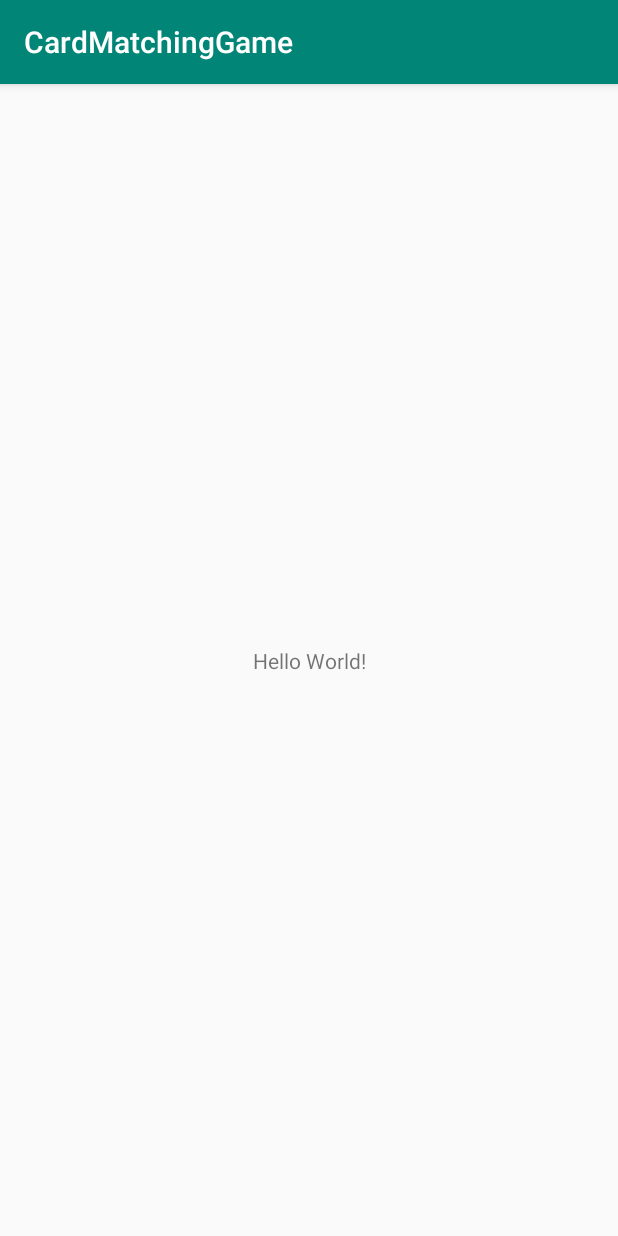
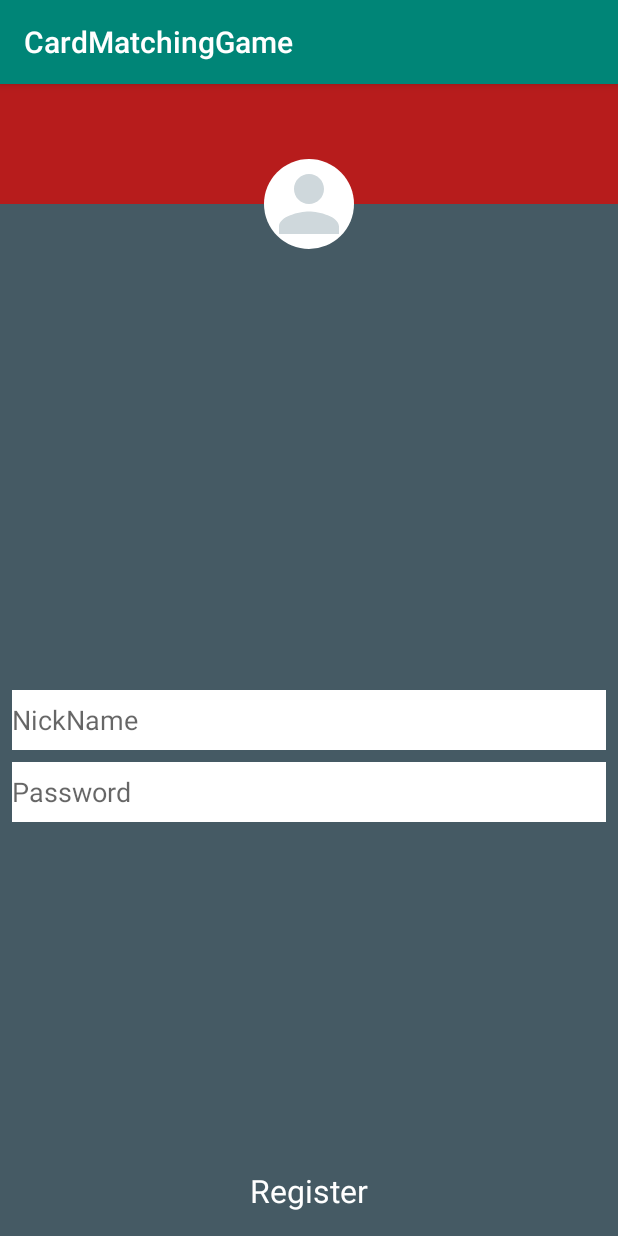
Before and after one commit to okanSerdaroglu/CardMatchingGame, an Android app: the screen it shows after launch (MainActivity), on a phone screen of 412 x 824 dp. Run offline under Robolectric (Android 15) with nearby library versions, the phone set to English and light mode, and no system bars.

Commit message:
navigation graph added

```diff
--- a/app/build.gradle
+++ b/app/build.gradle
@@ -33,4 +33,10 @@ dependencies {
     androidTestImplementation 'androidx.test.espresso:espresso-core:3.2.0'
     implementation 'androidx.recyclerview:recyclerview:1.1.0'
     implementation "androidx.cardview:cardview:1.0.0"
+
+    // Navigation Fragment
+    implementation "androidx.navigation:navigation-fragment:2.2.1"
+    implementation "androidx.navigation:navigation-ui:2.2.1"
+
+
 }
--- /dev/null
+++ b/app/src/main/java/com/example/cardmatchinggame/RegisterFragment.kt
@@ -0,0 +1,18 @@
+package com.example.cardmatchinggame
+
+import android.os.Bundle
+import android.view.LayoutInflater
+import android.view.View
+import android.view.ViewGroup
+import androidx.fragment.app.Fragment
+
+class RegisterFragment : Fragment() {
+
+    override fun onCreateView(
+        inflater: LayoutInflater,
+        container: ViewGroup?,
+        savedInstanceState: Bundle?
+    ): View? {
+        return inflater.inflate(R.layout.fragment_register,container,false)
+    }
+}
--- a/app/src/main/res/layout/activity_main.xml
+++ b/app/src/main/res/layout/activity_main.xml
@@ -1,18 +1,17 @@
 <?xml version="1.0" encoding="utf-8"?>
 <androidx.constraintlayout.widget.ConstraintLayout xmlns:android="http://schemas.android.com/apk/res/android"
-    xmlns:app="http://schemas.android.com/apk/res-auto"
     xmlns:tools="http://schemas.android.com/tools"
     android:layout_width="match_parent"
     android:layout_height="match_parent"
+    xmlns:app="http://schemas.android.com/apk/res-auto"
     tools:context=".MainActivity">
 
-    <TextView
-        android:layout_width="wrap_content"
-        android:layout_height="wrap_content"
-        android:text="Hello World!"
-        app:layout_constraintBottom_toBottomOf="parent"
-        app:layout_constraintLeft_toLeftOf="parent"
-        app:layout_constraintRight_toRightOf="parent"
-        app:layout_constraintTop_toTopOf="parent" />
+    <fragment
+        android:layout_width="match_parent"
+        android:layout_height="match_parent"
+        android:name="androidx.navigation.fragment.NavHostFragment"
+        app:defaultNavHost="true"
+        app:navGraph="@navigation/navigation_graph"
+        android:id="@+id/container"/>
 
 </androidx.constraintlayout.widget.ConstraintLayout>
--- /dev/null
+++ b/app/src/main/res/navigation/navigation_graph.xml
@@ -0,0 +1,10 @@
+<?xml version="1.0" encoding="utf-8"?>
+<navigation xmlns:android="http://schemas.android.com/apk/res/android"
+    xmlns:app="http://schemas.android.com/apk/res-auto" android:id="@+id/navigation_graph.xml"
+    app:startDestination="@id/registerFragment">
+
+    <fragment
+        android:id="@+id/registerFragment"
+        android:name="com.example.cardmatchinggame.RegisterFragment"
+        android:label="RegisterFragment" />
+</navigation>
```
